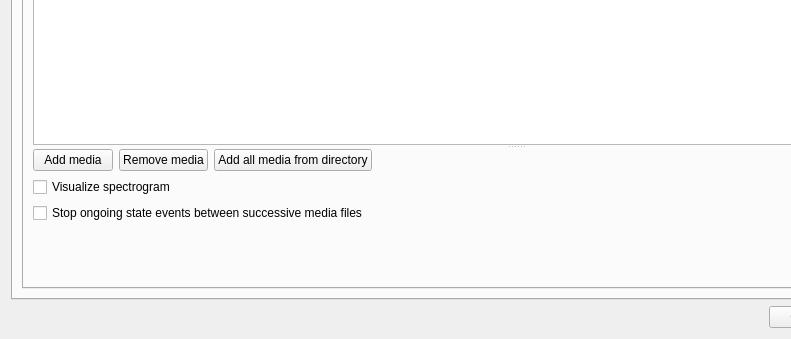
Old version of the form observation.ui in the repository olivierfriard/BORIS; both pictures show x 0 to 791 and y 473 to 812 of the 1032 by 812 pixel window.
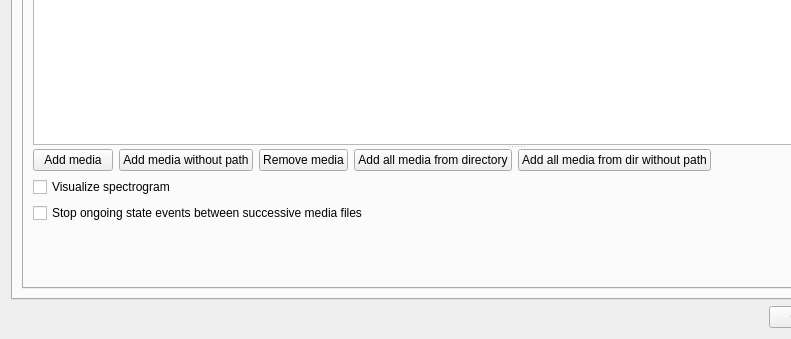
New version of the form. The open tabs and pages were chosen to show the change.

```diff
--- a/observation.ui
+++ b/observation.ui
@@ -290,6 +290,13 @@
                        </property>
                       </widget>
                      </item>
+                     <item>
+                      <widget class="QPushButton" name="pb_add_media_without_path">
+                       <property name="text">
+                        <string>Add media without path</string>
+                       </property>
+                      </widget>
+                     </item>
                      <item>
                       <widget class="QPushButton" name="pbRemoveVideo">
                        <property name="text">
@@ -304,6 +311,13 @@
                        </property>
                       </widget>
                      </item>
+                     <item>
+                      <widget class="QPushButton" name="pb_add_all_media_from_dir_without_path">
+                       <property name="text">
+                        <string>Add all media from dir without path</string>
+                       </property>
+                      </widget>
+                     </item>
                      <item>
                       <spacer name="horizontalSpacer_6">
                        <property name="orientation">
```
Left out of the diff: 9 changed lines with no effect on the pictures.
